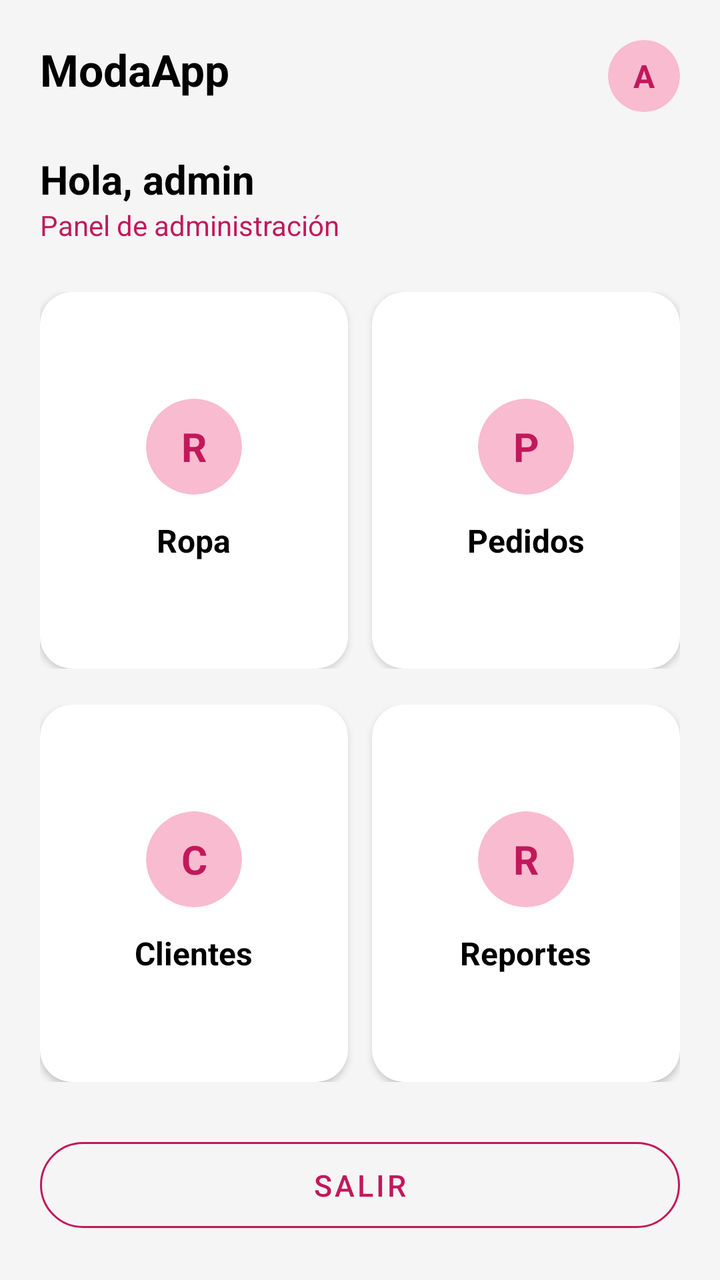
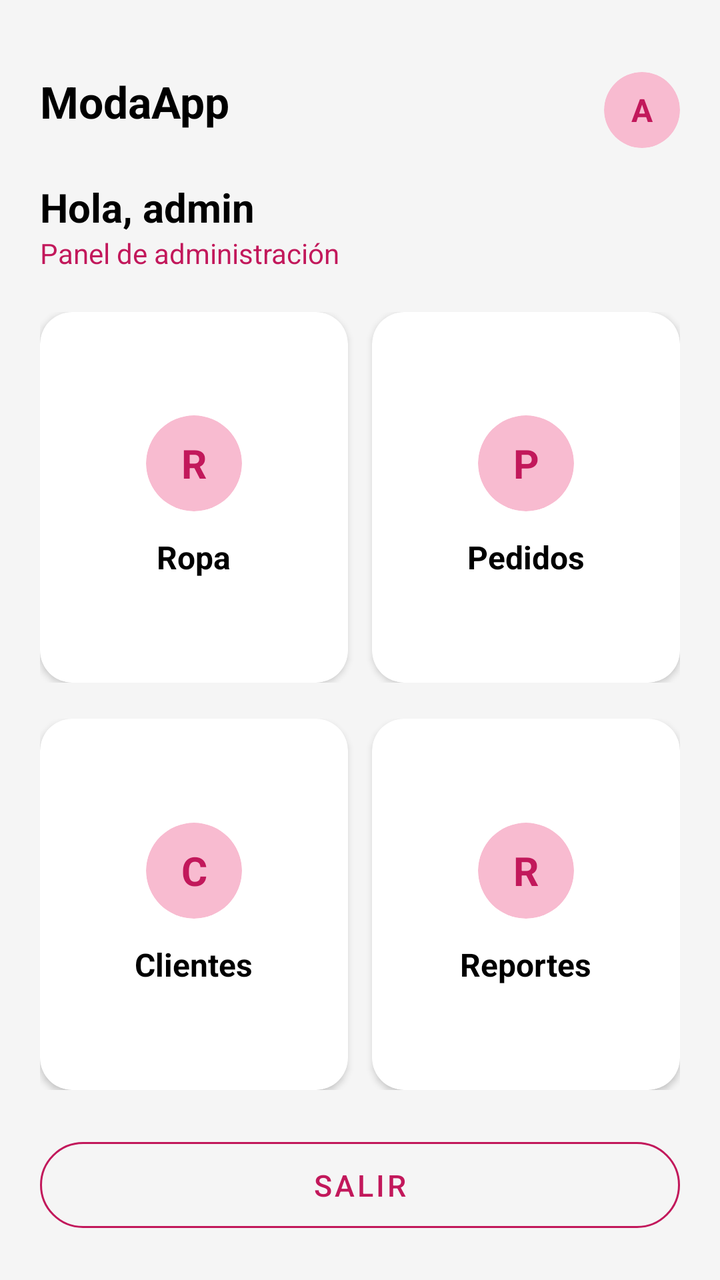

Screens rendered from an Android XML layout before and after an edit, with the pre-edit source and the edit as a unified diff.
<!-- AndroidManifest.xml: application theme Theme.ModaApp -->
<!-- res/layout/activity_menu.xml -->
<?xml version="1.0" encoding="utf-8"?>
<LinearLayout xmlns:android="http://schemas.android.com/apk/res/android"
    xmlns:app="http://schemas.android.com/apk/res-auto"
    xmlns:tools="http://schemas.android.com/tools"
    android:layout_width="match_parent"
    android:layout_height="match_parent"
    android:orientation="vertical"
    android:padding="20dp"
    android:background="@color/fondo_gris"
    tools:context=".MenuActivity">

    
    <RelativeLayout
        android:layout_width="match_parent"
        android:layout_height="wrap_content"
        android:layout_marginBottom="20dp">

        <TextView
            android:layout_width="wrap_content"
            android:layout_height="wrap_content"
            android:text="@string/app_name"
            android:textSize="22sp"
            android:textStyle="bold"
            android:textColor="@color/black" />

        <androidx.cardview.widget.CardView
            android:layout_width="36dp"
            android:layout_height="36dp"
            android:layout_alignParentEnd="true"
            app:cardCornerRadius="18dp"
            app:cardElevation="0dp"
            app:cardBackgroundColor="@color/rosa_claro">

            <TextView
                android:layout_width="match_parent"
                android:layout_height="match_parent"
                android:gravity="center"
                android:text="A"
                android:textColor="@color/rosa_moda"
                android:textSize="16sp"
                android:textStyle="bold" />
        </androidx.cardview.widget.CardView>
    </RelativeLayout>

    
    <TextView
        android:id="@+id/tvBienvenida"
        android:layout_width="wrap_content"
        android:layout_height="wrap_content"
        android:text="Hola, admin"
        android:textSize="20sp"
        android:textStyle="bold"
        android:textColor="@color/black" />

    <TextView
        android:id="@+id/tvEstadoPedidos"
        android:layout_width="wrap_content"
        android:layout_height="wrap_content"
        android:text="Panel de administración"
        android:textSize="14sp"
        android:textColor="@color/rosa_moda"
        android:layout_marginBottom="24dp" />

    
    <LinearLayout
        android:layout_width="match_parent"
        android:layout_height="0dp"
        android:layout_weight="1"
        android:orientation="vertical">

        
        <LinearLayout
            android:layout_width="match_parent"
            android:layout_height="0dp"
            android:layout_weight="1"
            android:orientation="horizontal"
            android:layout_marginBottom="12dp">

            
            <com.google.android.material.card.MaterialCardView
                android:id="@+id/cardRopa"
                android:layout_width="0dp"
                android:layout_height="match_parent"
                android:layout_weight="1"
                android:layout_marginEnd="6dp"
                android:clickable="true"
                android:focusable="true"
                app:cardCornerRadius="16dp"
                app:cardElevation="2dp"
                app:cardBackgroundColor="@color/white"
                app:strokeWidth="0dp">

                <LinearLayout
                    android:layout_width="match_parent"
                    android:layout_height="match_parent"
                    android:orientation="vertical"
                    android:gravity="center">

                    <androidx.cardview.widget.CardView
                        android:layout_width="48dp"
                        android:layout_height="48dp"
                        app:cardCornerRadius="24dp"
                        app:cardElevation="0dp"
                        app:cardBackgroundColor="@color/rosa_claro">

                        <TextView
                            android:layout_width="match_parent"
                            android:layout_height="match_parent"
                            android:gravity="center"
                            android:text="R"
                            android:textColor="@color/rosa_moda"
                            android:textSize="20sp"
                            android:textStyle="bold" />
                    </androidx.cardview.widget.CardView>

                    <TextView
                        android:layout_width="wrap_content"
                        android:layout_height="wrap_content"
                        android:text="@string/btn_ropa"
                        android:textSize="16sp"
                        android:textStyle="bold"
                        android:textColor="@color/black"
                        android:layout_marginTop="12dp" />
                </LinearLayout>
            </com.google.android.material.card.MaterialCardView>

            
            <com.google.android.material.card.MaterialCardView
                android:id="@+id/cardPedidos"
                android:layout_width="0dp"
                android:layout_height="match_parent"
                android:layout_weight="1"
                android:layout_marginStart="6dp"
                android:clickable="true"
                android:focusable="true"
                app:cardCornerRadius="16dp"
                app:cardElevation="2dp"
                app:cardBackgroundColor="@color/white"
                app:strokeWidth="0dp">

                <LinearLayout
                    android:layout_width="match_parent"
                    android:layout_height="match_parent"
                    android:orientation="vertical"
                    android:gravity="center">

                    <androidx.cardview.widget.CardView
                        android:layout_width="48dp"
                        android:layout_height="48dp"
                        app:cardCornerRadius="24dp"
                        app:cardElevation="0dp"
                        app:cardBackgroundColor="@color/rosa_claro">

                        <TextView
                            android:layout_width="match_parent"
                            android:layout_height="match_parent"
                            android:gravity="center"
                            android:text="P"
                            android:textColor="@color/rosa_moda"
                            android:textSize="20sp"
                            android:textStyle="bold" />
                    </androidx.cardview.widget.CardView>

                    <TextView
                        android:layout_width="wrap_content"
                        android:layout_height="wrap_content"
                        android:text="@string/btn_pedidos"
                        android:textSize="16sp"
                        android:textStyle="bold"
                        android:textColor="@color/black"
                        android:layout_marginTop="12dp" />
                </LinearLayout>
            </com.google.android.material.card.MaterialCardView>
        </LinearLayout>

        
        <LinearLayout
            android:layout_width="match_parent"
            android:layout_height="0dp"
            android:layout_weight="1"
            android:orientation="horizontal"
            android:layout_marginTop="6dp"
            android:layout_marginBottom="24dp">

            
            <com.google.android.material.card.MaterialCardView
                android:id="@+id/cardClientes"
                android:layout_width="0dp"
                android:layout_height="match_parent"
                android:layout_weight="1"
                android:layout_marginEnd="6dp"
                android:clickable="true"
                android:focusable="true"
                app:cardCornerRadius="16dp"
                app:cardElevation="2dp"
                app:cardBackgroundColor="@color/white"
                app:strokeWidth="0dp">

                <LinearLayout
                    android:layout_width="match_parent"
                    android:layout_height="match_parent"
                    android:orientation="vertical"
                    android:gravity="center">

                    <androidx.cardview.widget.CardView
                        android:layout_width="48dp"
                        android:layout_height="48dp"
                        app:cardCornerRadius="24dp"
                        app:cardElevation="0dp"
                        app:cardBackgroundColor="@color/rosa_claro">

                        <TextView
                            android:layout_width="match_parent"
                            android:layout_height="match_parent"
                            android:gravity="center"
                            android:text="C"
                            android:textColor="@color/rosa_moda"
                            android:textSize="20sp"
                            android:textStyle="bold" />
                    </androidx.cardview.widget.CardView>

                    <TextView
                        android:layout_width="wrap_content"
                        android:layout_height="wrap_content"
                        android:text="@string/btn_clientes"
                        android:textSize="16sp"
                        android:textStyle="bold"
                        android:textColor="@color/black"
                        android:layout_marginTop="12dp" />
                </LinearLayout>
            </com.google.android.material.card.MaterialCardView>

            
            <com.google.android.material.card.MaterialCardView
                android:id="@+id/cardReportes"
                android:layout_width="0dp"
                android:layout_height="match_parent"
                android:layout_weight="1"
                android:layout_marginStart="6dp"
                android:clickable="true"
                android:focusable="true"
                app:cardCornerRadius="16dp"
                app:cardElevation="2dp"
                app:cardBackgroundColor="@color/white"
                app:strokeWidth="0dp">

                <LinearLayout
                    android:layout_width="match_parent"
                    android:layout_height="match_parent"
                    android:orientation="vertical"
                    android:gravity="center">

                    <androidx.cardview.widget.CardView
                        android:layout_width="48dp"
                        android:layout_height="48dp"
                        app:cardCornerRadius="24dp"
                        app:cardElevation="0dp"
                        app:cardBackgroundColor="@color/rosa_claro">

                        <TextView
                            android:layout_width="match_parent"
                            android:layout_height="match_parent"
                            android:gravity="center"
                            android:text="R"
                            android:textColor="@color/rosa_moda"
                            android:textSize="20sp"
                            android:textStyle="bold" />
                    </androidx.cardview.widget.CardView>

                    <TextView
                        android:layout_width="wrap_content"
                        android:layout_height="wrap_content"
                        android:text="@string/btn_reportes"
                        android:textSize="16sp"
                        android:textStyle="bold"
                        android:textColor="@color/black"
                        android:layout_marginTop="12dp" />
                </LinearLayout>
            </com.google.android.material.card.MaterialCardView>
        </LinearLayout>
    </LinearLayout>

    
    <com.google.android.material.button.MaterialButton
        android:id="@+id/btnSalir"
        android:layout_width="match_parent"
        android:layout_height="55dp"
        android:text="@string/btn_salir"
        android:textSize="15sp"
        style="@style/Widget.MaterialComponents.Button.OutlinedButton"
        app:strokeColor="@color/rosa_moda"
        android:textColor="@color/rosa_moda"
        app:cornerRadius="28dp" />

</LinearLayout>
<!-- resources referenced by this layout -->
<resources>
  <color name="black">#FF000000</color>
  <color name="fondo_gris">#F5F5F5</color>
  <color name="rosa_claro">#F8BBD0</color>
  <color name="rosa_moda">#C2185B</color>
  <color name="white">#FFFFFFFF</color>
  <string name="app_name">ModaApp</string>
  <string name="btn_clientes">Clientes</string>
  <string name="btn_pedidos">Pedidos</string>
  <string name="btn_reportes">Reportes</string>
  <string name="btn_ropa">Ropa</string>
  <string name="btn_salir">Salir</string>
  <style name="Theme.ModaApp" parent="Base.Theme.ModaApp" />
  <style name="Base.Theme.ModaApp" parent="Theme.Material3.DayNight.NoActionBar">
          
          <item name="colorPrimary">@color/rosa_moda</item>
          <item name="colorOnPrimary">@color/white</item>
  
          
          <item name="android:statusBarColor">@color/rosa_oscuro</item>
      </style>
  <color name="rosa_oscuro">#880E4F</color>
</resources>

<!-- the commit's change to res/layout/activity_menu.xml (unified diff, before → after) -->
@@ -5,7 +5,10 @@
     android:layout_width="match_parent"
     android:layout_height="match_parent"
     android:orientation="vertical"
-    android:padding="20dp"
+    android:paddingStart="20dp"
+    android:paddingEnd="20dp"
+    android:paddingTop="36dp"
+    android:paddingBottom="20dp"
     android:background="@color/fondo_gris"
     tools:context=".MenuActivity">
 
@@ -13,7 +16,7 @@
     <RelativeLayout
         android:layout_width="match_parent"
         android:layout_height="wrap_content"
-        android:layout_marginBottom="20dp">
+        android:layout_marginBottom="16dp">
 
         <TextView
             android:layout_width="wrap_content"
@@ -24,10 +27,10 @@
             android:textColor="@color/black" />
 
         <androidx.cardview.widget.CardView
-            android:layout_width="36dp"
-            android:layout_height="36dp"
+            android:layout_width="38dp"
+            android:layout_height="38dp"
             android:layout_alignParentEnd="true"
-            app:cardCornerRadius="18dp"
+            app:cardCornerRadius="19dp"
             app:cardElevation="0dp"
             app:cardBackgroundColor="@color/rosa_claro">
 
@@ -59,7 +62,7 @@
         android:text="Panel de administración"
         android:textSize="14sp"
         android:textColor="@color/rosa_moda"
-        android:layout_marginBottom="24dp" />
+        android:layout_marginBottom="20dp" />
 
     
     <LinearLayout
@@ -76,7 +79,6 @@
             android:orientation="horizontal"
             android:layout_marginBottom="12dp">
 
-            
             <com.google.android.material.card.MaterialCardView
                 android:id="@+id/cardRopa"
                 android:layout_width="0dp"
@@ -124,7 +126,6 @@
                 </LinearLayout>
             </com.google.android.material.card.MaterialCardView>
 
-            
             <com.google.android.material.card.MaterialCardView
                 android:id="@+id/cardPedidos"
                 android:layout_width="0dp"
@@ -180,9 +181,8 @@
             android:layout_weight="1"
             android:orientation="horizontal"
             android:layout_marginTop="6dp"
-            android:layout_marginBottom="24dp">
-
-            
+            android:layout_marginBottom="20dp">
+
             <com.google.android.material.card.MaterialCardView
                 android:id="@+id/cardClientes"
                 android:layout_width="0dp"
@@ -230,7 +230,6 @@
                 </LinearLayout>
             </com.google.android.material.card.MaterialCardView>
 
-            
             <com.google.android.material.card.MaterialCardView
                 android:id="@+id/cardReportes"
                 android:layout_width="0dp"
